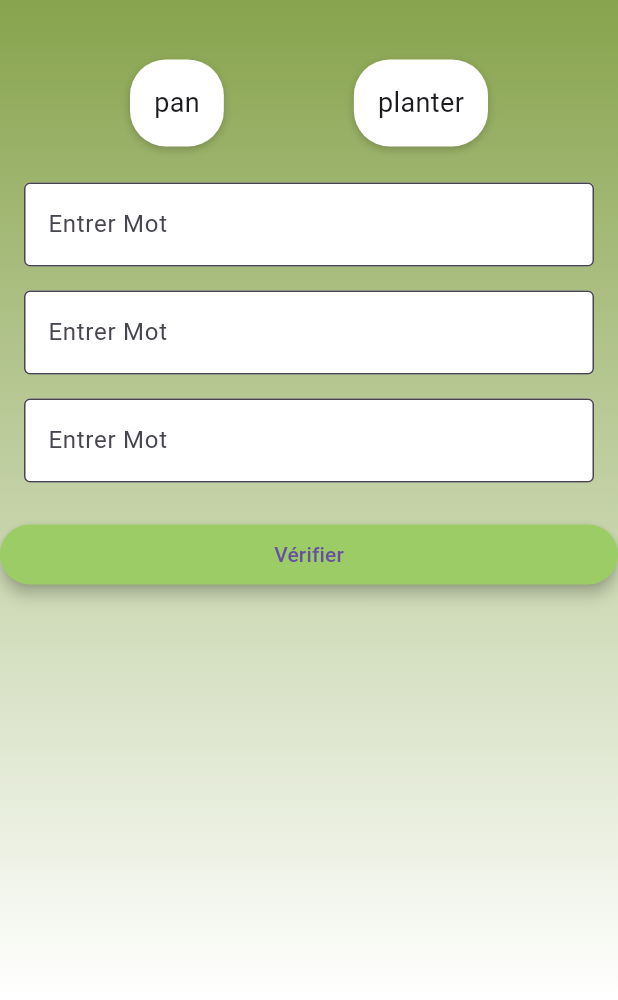
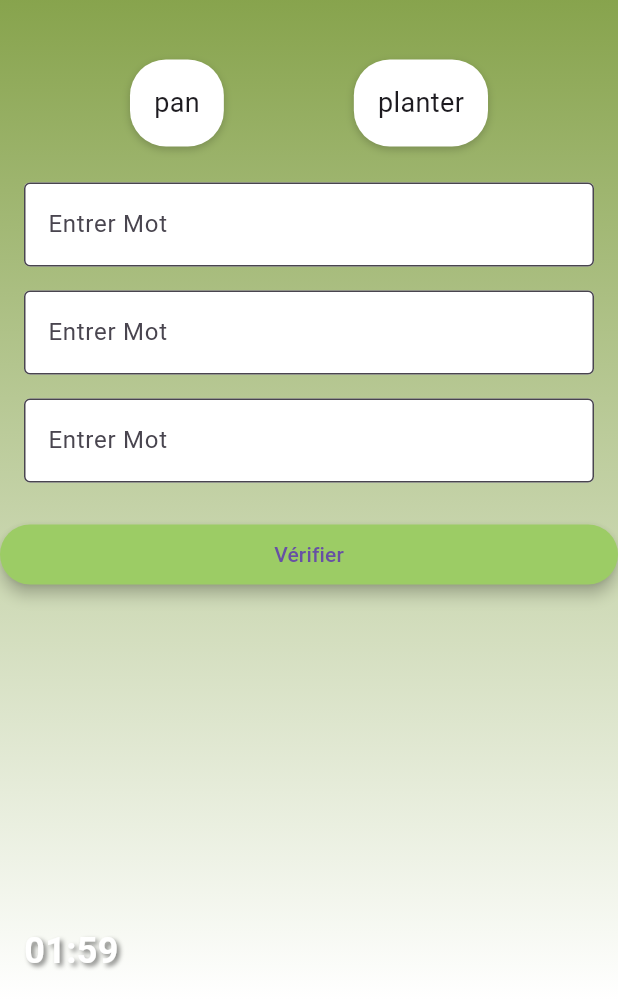
Before and after one commit to karlaujo/projet_wordlink, a Flutter app: the screen it shows after launch, after a tap on "Débuter Jeu", on a phone screen of 412 x 824 dp, the part 236-1236 px from its top. Run offline on Flutter 3.47's test engine with Material 3 defaults, Android fonts, the phone set to English and light mode, and no system bars; our stand-ins replace google_fonts.

Commit message:
timer added

```diff
--- a/lib/views/screens/game_screen/game_screen.dart
+++ b/lib/views/screens/game_screen/game_screen.dart
@@ -128,7 +128,10 @@ class _GameScreenState extends State<GameScreen> {
                         Navigator.push(
                           context,
                           MaterialPageRoute(
-                            builder: (context) => StartGameScreen(language: widget.language, selectedLevel: _selectedLevel, viewModel: _viewModel)
+                            builder: (context) => Provider<TimerService>(
+                                create: (_) =>TimerService(),
+                                child: StartGameScreen(language: widget.language, selectedLevel: _selectedLevel, viewModel: _viewModel)
+                            ),
                           ),
                         );
                       },
--- a/lib/views/screens/start_game_screen.dart
+++ b/lib/views/screens/start_game_screen.dart
@@ -154,10 +154,24 @@ class _StartGameScreenState extends State<StartGameScreen> {
               ),
             ),
             const Spacer(),
-            // const Padding(
-            //   padding: EdgeInsets.all(16.0),
-            //   child: TimerWidget()
-            // ),
+            Padding(
+              padding: const EdgeInsets.all(16.0),
+              child: TimerWidget(
+                timerService: Provider.of<TimerService>(context),
+                style: TextStyle(
+                  fontSize: 24.0,
+                  fontWeight: FontWeight.bold,
+                  color: Colors.white,
+                  shadows: [
+                    Shadow(
+                      color: Colors.black.withOpacity(0.5),
+                      offset: const Offset(2, 2),
+                      blurRadius: 4,
+                    ),
+                  ],
+                ),
+              ),
+            ),
           ],
         ),
       ),
--- a/lib/views/widgets/timer_widget/timer_widget.dart
+++ b/lib/views/widgets/timer_widget/timer_widget.dart
@@ -1,34 +1,49 @@
+import 'dart:async';
+
 import 'package:flutter/material.dart';
 import 'package:projet_wordlink/services/timer_service.dart';
-import 'package:provider/provider.dart';
 
-class TimerWidget extends StatelessWidget {
-  const TimerWidget({super.key});
+class TimerWidget extends StatefulWidget {
+  final TimerService timerService;
+  final TextStyle style;
+
+  const TimerWidget({
+    Key? key,
+    required this.timerService,
+    required this.style,
+  }) : super(key: key);
+
+  @override
+  _TimerWidgetState createState() => _TimerWidgetState();
+}
+
+class _TimerWidgetState extends State<TimerWidget> {
+  late StreamSubscription<int> _subscription;
+
+  @override
+  void initState() {
+    super.initState();
+    _subscription = widget.timerService.timeStream.listen((remainingSeconds) {
+      setState(() {});
+    });
+    widget.timerService.start();
+  }
+
+  @override
+  void dispose() {
+    _subscription.cancel();
+    widget.timerService.dispose();
+    super.dispose();
+  }
 
   @override
   Widget build(BuildContext context) {
-    return StreamBuilder<int>(
-      stream: context.read<TimerService>().timeStream,
-      builder: (context, snapshot) {
-        final remainingSeconds = snapshot.data ?? 120;
-        final minutes = remainingSeconds ~/ 60;
-        final seconds = remainingSeconds % 60;
-
-        return Container(
-          padding: const EdgeInsets.all(16.0),
-          decoration: BoxDecoration(
-            color: Colors.grey.withOpacity(0.3),
-            borderRadius: BorderRadius.circular(8.0),
-          ),
-          child: Text(
-            '${minutes.toString().padLeft(2, '0')}:${seconds.toString().padLeft(2, '0')}',
-            style: const TextStyle(
-              fontSize: 24.0,
-              fontWeight: FontWeight.bold,
-            ),
-          ),
-        );
-      },
+    final remainingSeconds = widget.timerService.remainingSeconds;
+    final minutes = (remainingSeconds / 60).floor();
+    final seconds = remainingSeconds % 60;
+    return Text(
+      '${minutes.toString().padLeft(2, '0')}:${seconds.toString().padLeft(2, '0')}',
+      style: widget.style,
     );
   }
 }
```
Also changed, not shown: lib/views/widgets/timer_widget/preview_timer_widget.dart (+56 -56 lines).
